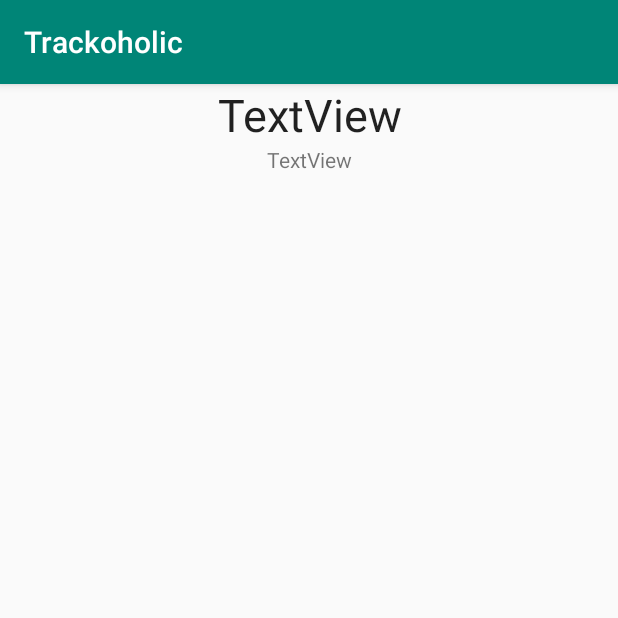
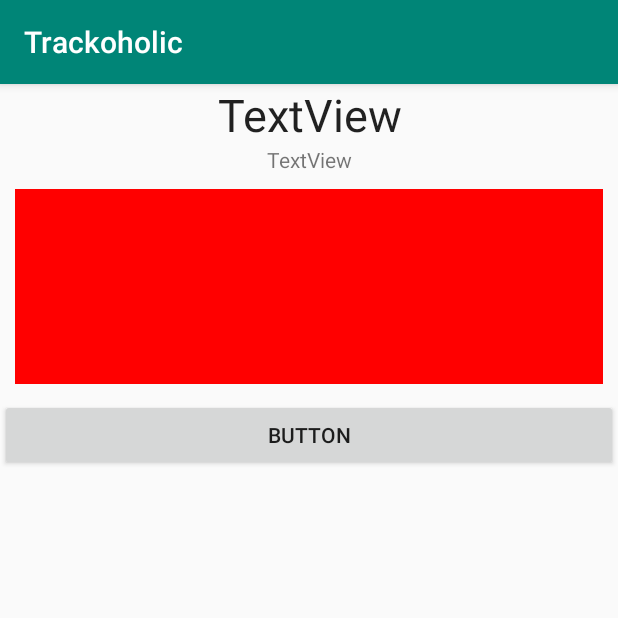
Before and after one commit to CynicalOne/380_app, an Android app: the ViewBusinessItemsActivity screen opened directly, with no data from a screen before it, on a phone screen of 412 x 824 dp, the top half of it. Run offline under Robolectric (Android 15) with nearby library versions, the light colour scheme and no system bars; 2 statements that could not run were skipped.

Commit message:
got images to load, suck it josh

```diff
--- a/app/src/main/java/com/example/inventorymanager/ViewBusinessItemsActivity.java
+++ b/app/src/main/java/com/example/inventorymanager/ViewBusinessItemsActivity.java
@@ -3,10 +3,21 @@ package com.example.inventorymanager;
 import androidx.appcompat.app.AppCompatActivity;
 
 import android.content.Intent;
+import android.database.Cursor;
+import android.graphics.Bitmap;
+import android.graphics.BitmapFactory;
+import android.media.Image;
+import android.net.Uri;
 import android.os.Bundle;
+import android.view.View;
+import android.widget.Button;
+import android.widget.ImageView;
 import android.widget.TextView;
+import android.provider.MediaStore;
 
 import com.example.inventorymanager.model.Profile;
+
+import java.io.File;
 
 public class ViewBusinessItemsActivity extends AppCompatActivity {
 
@@ -14,6 +25,12 @@ public class ViewBusinessItemsActivity extends AppCompatActivity {
 
     TextView nameOfBusinessItem;
     TextView descriptionOfBusinessItem;
+
+    ImageView image;
+    Button setImageButton;
+
+    // Image request code
+    private static int RESULT_LOAD_IMAGE = 1;
 
     // Getting item (actually its a profile) from recycler view
    // Profile profile;
@@ -30,10 +47,40 @@ public class ViewBusinessItemsActivity extends AppCompatActivity {
         // Connections
         nameOfBusinessItem = findViewById(R.id.nameOfBusinessItem);
         descriptionOfBusinessItem = findViewById(R.id.descriptionOfBusinessItem);
+        image = findViewById(R.id.businessItemPic);
+        setImageButton = findViewById(R.id.setImage);
 
         // Set textview to match item
         nameOfBusinessItem.setText(profile.getProfileName());
         descriptionOfBusinessItem.setText(profile.getBusinessOrPersonal());
 
+        setImageButton.setOnClickListener(new View.OnClickListener() {
+            @Override
+            public void onClick(View v) {
+                Intent i = new Intent(Intent.ACTION_PICK, MediaStore.Images.Media.EXTERNAL_CONTENT_URI);
+                startActivityForResult(i, RESULT_LOAD_IMAGE);
+            }
+        });
+
+
+    }
+
+    @Override
+    protected void onActivityResult(int requestCode, int resultCode, Intent data) {
+        super.onActivityResult(requestCode, resultCode, data);
+
+        if (requestCode == RESULT_LOAD_IMAGE && resultCode == RESULT_OK && null != data) {
+            Uri selectedImage = data.getData();
+            try {
+                Bitmap bm = MediaStore.Images.Media.getBitmap(this.getContentResolver(), selectedImage);
+
+                ImageView imageView = (ImageView) findViewById(R.id.businessItemPic);
+                imageView.setImageBitmap(bm);
+            }
+            catch (Exception e) {
+                e.printStackTrace();
+            }
+        }
+
     }
 }
--- a/app/src/main/res/layout/activity_view_business_items.xml
+++ b/app/src/main/res/layout/activity_view_business_items.xml
@@ -22,4 +22,21 @@
         android:layout_height="wrap_content"
         android:gravity="center"
         android:text="TextView" />
+
+    <ImageView
+        android:id="@+id/businessItemPic"
+        android:layout_width="match_parent"
+        android:layout_height="150dp"
+        android:padding="10dp"
+        android:paddingLeft="10dp"
+        android:paddingTop="10dp"
+        android:paddingRight="10dp"
+        android:paddingBottom="10dp"
+        android:src="@color/red" />
+
+    <Button
+        android:id="@+id/setImage"
+        android:layout_width="match_parent"
+        android:layout_height="wrap_content"
+        android:text="Button" />
 </LinearLayout>
```
Also changed, not shown: app/src/main/java/com/example/inventorymanager/model/Profile.java (+10 -0 lines).
